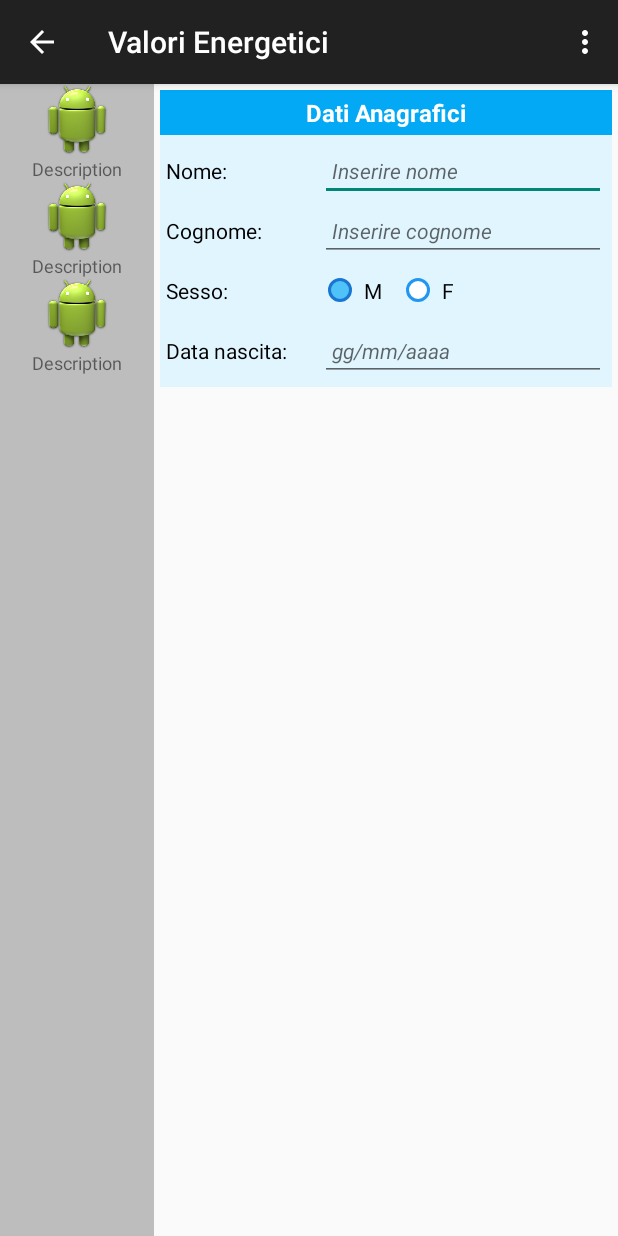
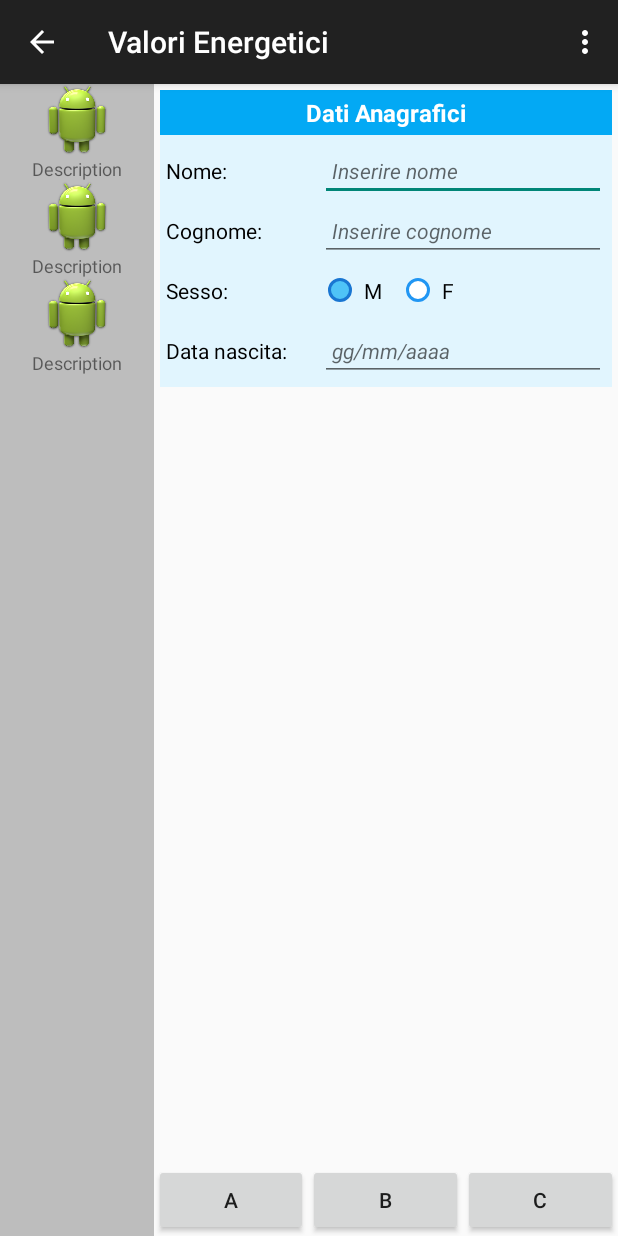
Before and after one commit to GLiccardo/IoNutrizionista, an Android app: the CalcoloValoriEnergeticiActivityv2 screen opened directly, with no data from a screen before it, on a phone screen of 412 x 824 dp. Run offline under Robolectric (Android 15) with nearby library versions, the phone set to English and light mode, and no system bars.

Commit message:
Update 23/03/15: * Aggiunto bottoni in basso * Ricreato template giusto

```diff
--- a/app/src/main/java/it/giuseppeliccardo/ionutrizionista/CalcoloValoriEnergeticiActivityv2.java
+++ b/app/src/main/java/it/giuseppeliccardo/ionutrizionista/CalcoloValoriEnergeticiActivityv2.java
@@ -9,15 +9,49 @@ import android.view.Menu;
 import android.view.MenuItem;
 import android.widget.Toast;
 
+import java.util.Date;
+
 
 public class CalcoloValoriEnergeticiActivityv2 extends ActionBarActivity {
 
     private static final String TAG = "ioNutrizionista";
 
     private final FragmentListaSezioni mFragmentListaSezioni = new FragmentListaSezioni();
+    private final FragmentBottoni mFragmentBottoni = new FragmentBottoni();
     private final FragmentDatiAnagrafici mFragmentDatiAnagrafici = new FragmentDatiAnagrafici();
     //private final FragmentMisurazioni mFragmentDatiMisurazioni = new FragmentMisurazioni();
     //private final FragmentRisultati mFragmentDatiRisultati = new FragmentRisultati();
+
+    // Variabili condivise con i fragment
+    public String mNome;
+    public String mCognome;
+    public String mSesso;
+    public Date mDataDiNascita;
+    public int mEta;
+
+    public int mAltezzaCm;
+    public float mPesoKg;
+    public int mPlicheGirovita;
+    public int mPlicheSchiena;
+    public int mPlicheBraccio;
+    public int mCirconferenzaAddome;
+    public int mCirconferenzaFianchi;
+    public int mCirconferenzaCoscia;
+    public int mCirconferenzaPolso;
+    public int mCirconferenzaBraccio;
+
+    public float mIndiceMassaCorporea;
+    public float mPesoCalcolatoIdeale;
+    public int mMetabolismoBasale;
+    public int mFabbisognoEnergetico;
+    public int mRazioneCaloricaLeggera;
+    public int mRazioneCaloricaModerata;
+    public int mRazioneCaloricaPesante;
+
+
+    public int provaValoriEnergetici1;
+    public int provaValoriEnergetici2;
+
 
     @Override
     protected void onCreate(Bundle savedInstanceState) {
@@ -25,11 +59,12 @@ public class CalcoloValoriEnergeticiActivityv2 extends ActionBarActivity {
         super.onCreate(savedInstanceState);
         setContentView(R.layout.activity_calcolo_valori_energetici_v2);
 
+        // Carico i fragment dinamicamente nell'activity host
         FragmentManager fragmentManager = getFragmentManager();
         FragmentTransaction fragmentTransaction = fragmentManager.beginTransaction();
         fragmentTransaction.setTransition(FragmentTransaction.TRANSIT_ENTER_MASK);
-        fragmentTransaction.add(R.id.container_sinistro, mFragmentListaSezioni, "LISTA_SEZIONI");
-        //fragmentTransaction.add(R.id.container_destro, mFragmentDatiAnagrafici, "DATI_ANAGRAFICI");
+        fragmentTransaction.add(R.id.container_sinistro, mFragmentListaSezioni);
+        fragmentTransaction.add(R.id.container_destro_basso, mFragmentBottoni);
         fragmentTransaction.commit();
 
         //FragmentListaSezioni myFragment = (FragmentListaSezioni) getFragmentManager().findFragmentByTag("LISTA_SEZIONI");
@@ -39,12 +74,14 @@ public class CalcoloValoriEnergeticiActivityv2 extends ActionBarActivity {
 
     }
 
+
     @Override
     public boolean onCreateOptionsMenu(Menu menu) {
         // Inflate the menu; this adds items to the action bar if it is present.
         getMenuInflater().inflate(R.menu.menu_calcolo_valori_energetici_activityv2, menu);
         return true;
     }
+
 
     @Override
     public boolean onOptionsItemSelected(MenuItem item) {
@@ -60,4 +97,5 @@ public class CalcoloValoriEnergeticiActivityv2 extends ActionBarActivity {
 
         return super.onOptionsItemSelected(item);
     }
+
 }
--- /dev/null
+++ b/app/src/main/java/it/giuseppeliccardo/ionutrizionista/FragmentBottoni.java
@@ -0,0 +1,58 @@
+package it.giuseppeliccardo.ionutrizionista;
+
+import android.app.Fragment;
+import android.os.Bundle;
+import android.util.Log;
+import android.view.LayoutInflater;
+import android.view.View;
+import android.view.ViewGroup;
+import android.widget.Button;
+import android.widget.Toast;
+
+
+public class FragmentBottoni extends Fragment {
+
+    private static final String TAG = "ioNutrizionista";
+
+    private Button mButtonCalcola;
+
+    public FragmentBottoni() {
+        // Required empty public constructor
+    }
+
+
+    @Override
+    public View onCreateView(LayoutInflater inflater, ViewGroup container,
+                             Bundle savedInstanceState) {
+        Log.i(TAG, getClass().getSimpleName() + ": entrato in onCreateView()");
+
+        // Inflate the layout for this fragment
+        return inflater.inflate(R.layout.fragment_bottoni, container, false);
+    }
+
+
+    @Override
+    public void onActivityCreated(Bundle savedInstanceState) {
+        super.onActivityCreated(savedInstanceState);
+
+
+
+        try {
+            mButtonCalcola = (Button) getView().findViewById((R.id.button3));
+        } catch (NullPointerException exc) {
+            exc.printStackTrace();
+        }
+
+        //create a variable that contain your button
+        mButtonCalcola.setOnClickListener(new View.OnClickListener(){
+            @Override
+            public void onClick(View view) {
+                int risultato = ((CalcoloValoriEnergeticiActivityv2) getActivity()).provaValoriEnergetici1;
+                risultato++;
+                Toast.makeText(getActivity(), "Risultato: " + risultato, Toast.LENGTH_SHORT).show();
+            }
+        });
+
+    }
+
+}
--- a/app/src/main/java/it/giuseppeliccardo/ionutrizionista/FragmentDatiAnagrafici.java
+++ b/app/src/main/java/it/giuseppeliccardo/ionutrizionista/FragmentDatiAnagrafici.java
@@ -1,29 +1,130 @@
 package it.giuseppeliccardo.ionutrizionista;
 
+import android.app.DatePickerDialog;
 import android.app.Fragment;
 import android.os.Bundle;
+import android.text.InputType;
 import android.util.Log;
 import android.view.LayoutInflater;
 import android.view.View;
 import android.view.ViewGroup;
+import android.widget.DatePicker;
+import android.widget.EditText;
+import android.widget.Toast;
+
+import java.text.SimpleDateFormat;
+import java.util.Calendar;
+import java.util.Locale;
 
 
-public class FragmentDatiAnagrafici extends Fragment {
+public class FragmentDatiAnagrafici extends Fragment implements View.OnClickListener, View.OnFocusChangeListener {
 
     private static final String TAG = "ioNutrizionista";
-    public int provaDatiAnagrafici = 5;
 
+    // TODO: Dichiarare qui tutti gli elementi grafici che saranno individuati nel metodo findViewsById
+    private EditText mNomeEditText,
+            mCognomeEditText,
+            mDataDiNascitaEditText;
+    // TODO: Dichiarare qui l'elemento relativo al sesso
+
+    private DatePickerDialog mEtaPickerDialog;
+    private SimpleDateFormat mDateFormatter;
+
+
+    /*
+      Costruttore
+     */
     public FragmentDatiAnagrafici() {
         // Required empty public constructor
     }
+
 
     @Override
     public View onCreateView(LayoutInflater inflater, ViewGroup container,
                              Bundle savedInstanceState) {
         Log.i(TAG, getClass().getSimpleName() + ": entrato in onCreateView()");
+        View rootView = inflater.inflate(R.layout.fragment_dati_anagrafici, container, false);
 
-        // Inflate the layout for this fragment
-        return inflater.inflate(R.layout.fragment_dati_anagrafici, container, false);
+        ((CalcoloValoriEnergeticiActivityv2) getActivity()).provaValoriEnergetici1 = 17;
+
+        return rootView;
+    }
+
+
+    @Override
+    public void onActivityCreated(Bundle savedInstanceState) {
+        super.onActivityCreated(savedInstanceState);
+
+        // Ottengo un riferimento alle Views della UI
+        findViewsById();
+        // Mostro il DatePicker se clicco sulla EditText relativa all'età
+        mostraDatePicker();
+
+    }
+
+
+    /*
+      Metodo che consente di ottenere i reference per tutte le View che verranno utilizzate
+     */
+    private void findViewsById() {
+
+        try {
+            mNomeEditText = (EditText) getView().findViewById(R.id.edit_text_nome);
+            mCognomeEditText = (EditText) getView().findViewById(R.id.edit_text_cognome);
+            mDataDiNascitaEditText = (EditText) getView().findViewById(R.id.edit_text_eta);
+
+        } catch (NullPointerException exc) {
+            exc.printStackTrace();
+        }
+
+    }
+
+
+    /*
+      Metodo che consente la visualizzazione di un DatePicker quando si effettua un clic sulla
+      EditText relativa alla data di nascita del paziente
+     */
+    private void mostraDatePicker() {
+        // Invoco il Date Picker
+        mDateFormatter = new SimpleDateFormat("dd/MM/yyyy", Locale.ITALY);
+        mDataDiNascitaEditText.setInputType(InputType.TYPE_DATETIME_VARIATION_DATE);
+
+        // Gestione del primo tocco (onFocusChange) e di quelli successivi (onClick)
+        mDataDiNascitaEditText.setOnFocusChangeListener(this);
+        mDataDiNascitaEditText.setOnClickListener(this);
+
+        DatePickerDialog.OnDateSetListener datePickerListener = new DatePickerDialog.OnDateSetListener() {
+
+            // Quando il Dialog Box viene chiuso, viene invocato questo metodo
+            public void onDateSet(DatePicker view, int year, int monthOfYear, int dayOfMonth) {
+                Calendar dataImpostata = Calendar.getInstance();
+                dataImpostata.set(year, monthOfYear, dayOfMonth);
+                mDataDiNascitaEditText.setText(mDateFormatter.format(dataImpostata.getTime()));
+            }
+        };
+
+        Calendar dataInizialeDatePicker = Calendar.getInstance(); // = data corrente
+        mEtaPickerDialog = new DatePickerDialog(
+                getActivity(),
+                datePickerListener,
+                dataInizialeDatePicker.get(Calendar.YEAR),
+                dataInizialeDatePicker.get(Calendar.MONTH),
+                dataInizialeDatePicker.get(Calendar.DAY_OF_MONTH));
+
+    }
+
+    @Override
+    public void onFocusChange(View v, boolean hasFocus) {
+        if (hasFocus) {
+            Toast.makeText(getActivity(), "Primo click", Toast.LENGTH_SHORT).show();
+            mEtaPickerDialog.show();
+        }
+    }
+
+    @Override
+    public void onClick(View v) {
+        Toast.makeText(getActivity(), "Click successivi", Toast.LENGTH_SHORT).show();
+        mEtaPickerDialog.show();
     }
 
 }
--- a/app/src/main/java/it/giuseppeliccardo/ionutrizionista/FragmentMisurazioni.java
+++ b/app/src/main/java/it/giuseppeliccardo/ionutrizionista/FragmentMisurazioni.java
@@ -23,6 +23,9 @@ public class FragmentMisurazioni extends Fragment {
     public View onCreateView(LayoutInflater inflater, ViewGroup container,
                              Bundle savedInstanceState) {
         Log.i(TAG, getClass().getSimpleName() + ": entrato in onCreateView()");
+
+        ((CalcoloValoriEnergeticiActivityv2) getActivity()).provaValoriEnergetici2 = 21;
+
         // Inflate the layout for this fragment
         return inflater.inflate(R.layout.fragment_misurazioni, container, false);
     }
--- a/app/src/main/res/layout/activity_calcolo_valori_energetici_v2.xml
+++ b/app/src/main/res/layout/activity_calcolo_valori_energetici_v2.xml
@@ -13,10 +13,27 @@
         android:layout_weight="0.25"
         android:background="@color/grey400" />
 
-    <FrameLayout
-        android:id="@+id/container_destro"
+    <LinearLayout
         android:layout_width="0dp"
         android:layout_height="match_parent"
-        android:layout_weight="0.75" />
+        android:layout_weight="0.75"
+        android:orientation="vertical" >
+
+        <ScrollView
+            android:layout_width="match_parent"
+            android:layout_height="wrap_content"
+            android:layout_weight="1" >
+            <FrameLayout
+                android:id="@+id/container_destro"
+                android:layout_width="match_parent"
+                android:layout_height="wrap_content" />
+        </ScrollView>
+
+        <FrameLayout
+            android:id="@+id/container_destro_basso"
+            android:layout_width="match_parent"
+            android:layout_height="wrap_content" />
+
+    </LinearLayout>
 
 </LinearLayout>
--- /dev/null
+++ b/app/src/main/res/layout/fragment_bottoni.xml
@@ -0,0 +1,31 @@
+<LinearLayout xmlns:android="http://schemas.android.com/apk/res/android"
+    android:layout_width="match_parent"
+    android:layout_height="wrap_content"
+    android:weightSum="3"
+    android:orientation="horizontal" >
+
+    <Button
+        style="?android:attr/buttonStyleSmall"
+        android:id="@+id/button"
+        android:layout_height="wrap_content"
+        android:layout_width="0dp"
+        android:layout_weight="1"
+        android:text="A" />
+
+    <Button
+        style="?android:attr/buttonStyleSmall"
+        android:id="@+id/button2"
+        android:layout_height="wrap_content"
+        android:layout_width="0dp"
+        android:layout_weight="1"
+        android:text="B" />
+
+    <Button
+        style="?android:attr/buttonStyleSmall"
+        android:id="@+id/button3"
+        android:layout_height="wrap_content"
+        android:layout_width="0dp"
+        android:layout_weight="1"
+        android:text="C" />
+
+</LinearLayout>
```
